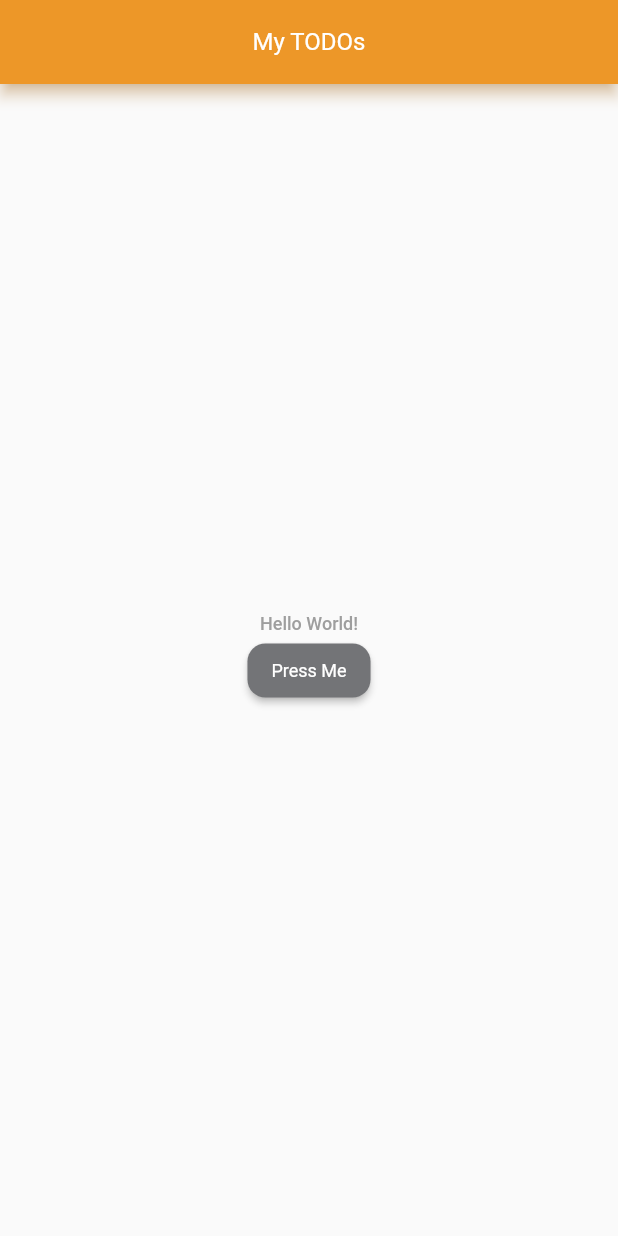
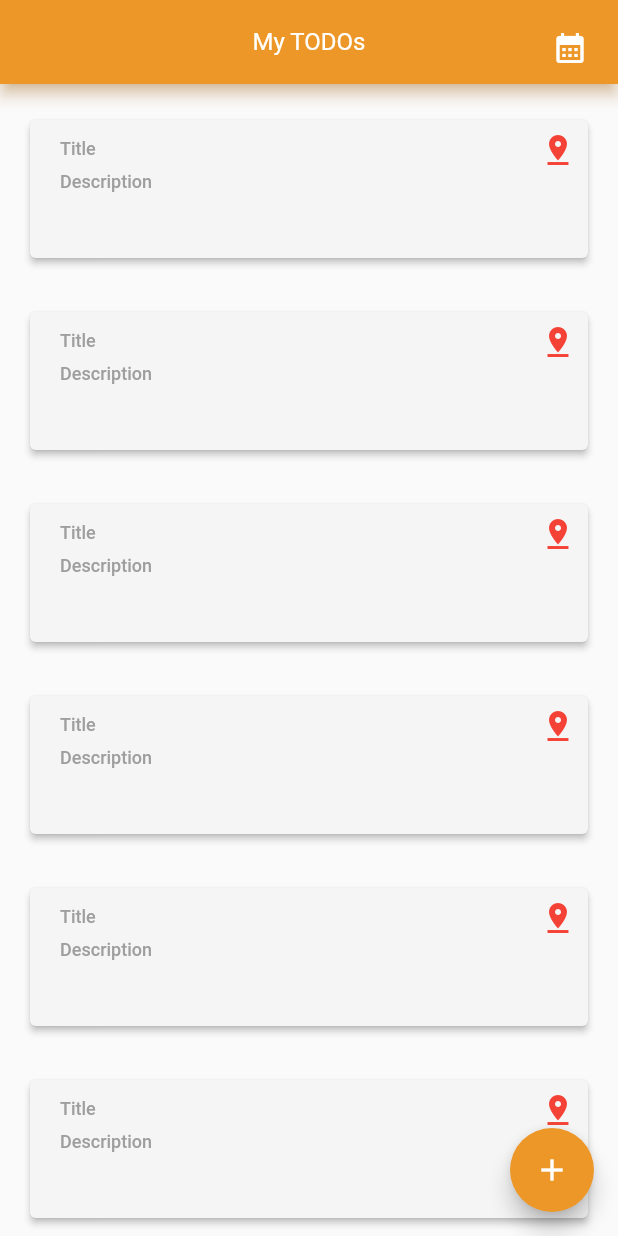
Before and after one commit to dilumdesilva/CLEAN-architecture-demo, a Flutter app: the screen it shows after launch, on a phone screen of 412 x 824 dp. Run offline on Flutter 3.47's test engine with Material 2 defaults, Android fonts, the phone set to English and light mode, and no system bars; our stand-ins replace firebase_core; accounts and stored records are empty; Roboto replaces fonts that are missing (Montserrat).

Commit message:
chore: todo UI with mock data

```diff
--- a/lib/main.dart
+++ b/lib/main.dart
@@ -1,4 +1,5 @@
 import 'package:clean_architecture_demo/presentation/resources/theme_manager.dart';
+import 'package:clean_architecture_demo/presentation/resources/todo_cards/todo_cards.screen.dart';
 import 'package:flutter/material.dart';
 import 'package:firebase_core/firebase_core.dart';
 import 'firebase_options.dart';
@@ -20,22 +21,7 @@ class MainApp extends StatelessWidget {
   Widget build(BuildContext context) {
     return MaterialApp(
       debugShowCheckedModeBanner: false,
-      home: Scaffold(
-        appBar: AppBar(
-          title: const Text('My TODOs'),
-        ),
-        body: Center(
-          child: Column(
-            mainAxisAlignment: MainAxisAlignment.center,
-            crossAxisAlignment: CrossAxisAlignment.center,
-            children: [
-              const Text('Hello World!'),
-              ElevatedButton(
-                  onPressed: () => {}, child: const Text('Press Me')),
-            ],
-          ),
-        ),
-      ),
+      home: const TodoCardsSecreen(),
       theme: getApplicationTheme(),
     );
   }
--- a/lib/presentation/resources/theme_manager.dart
+++ b/lib/presentation/resources/theme_manager.dart
@@ -44,7 +44,6 @@ ThemeData getApplicationTheme() {
         bodySmall: getRegularStyle(color: ColorManager.grey1),
         bodyLarge: getRegularStyle(color: ColorManager.grey)),
 
-
     //Elevated button theme
     elevatedButtonTheme: ElevatedButtonThemeData(
         style: ElevatedButton.styleFrom(
@@ -52,5 +51,11 @@ ThemeData getApplicationTheme() {
             backgroundColor: ColorManager.grey,
             shape: RoundedRectangleBorder(
                 borderRadius: BorderRadius.circular(AppSize.s12)))),
+
+    floatingActionButtonTheme: FloatingActionButtonThemeData(
+        backgroundColor: ColorManager.primary,
+        foregroundColor: ColorManager.white,
+        shape: RoundedRectangleBorder(
+            borderRadius: BorderRadius.circular(AppSize.s120))),
   );
 }
--- /dev/null
+++ b/lib/presentation/resources/todo_cards/todo_cards.screen.dart
@@ -0,0 +1,118 @@
+import 'package:clean_architecture_demo/presentation/resources/values_manager.dart';
+import 'package:flutter/material.dart';
+
+class TodoCardsSecreen extends StatefulWidget {
+  const TodoCardsSecreen({
+    Key? key,
+  }) : super(key: key);
+
+  @override
+  State<StatefulWidget> createState() => _TodoCardsSecreenState();
+}
+
+class _TodoCardsSecreenState extends State<TodoCardsSecreen> {
+  int mockNumberOfCards = 10;
+
+  @override
+  void initState() {
+    super.initState();
+  }
+
+  @override
+  void didChangeDependencies() {
+    //TODO: Initialize the localisation here
+    super.didChangeDependencies();
+  }
+
+  @override
+  Widget build(BuildContext context) {
+    return Scaffold(
+        appBar: AppBar(
+          title: const Text('My TODOs'),
+          actions: [
+            _buildCalendarAppBarButton(),
+          ],
+        ),
+        body: _buildBody(),
+        floatingActionButton: FloatingActionButton(
+            onPressed: () {
+              //TODO: build the navigation to next screen
+            },
+            child: const Icon(Icons.add)));
+  }
+
+  Widget _buildCalendarAppBarButton() {
+    return Padding(
+      padding: const EdgeInsets.all(AppPadding.p20),
+      child: InkWell(
+        onTap: () => {
+          //TODO: navigate to calendar screen
+          print('Calendar button tapped'),
+        },
+        child: const Icon(
+          Icons.calendar_month,
+        ),
+      ),
+    );
+  }
+
+  Widget _buildBody() {
+    return LayoutBuilder(builder: (context, dimens) {
+      return ListView.builder(
+        itemCount: mockNumberOfCards,
+        itemBuilder: (context, index) {
+          return Padding(
+            padding: const EdgeInsets.only(bottom: 8.0),
+            child: _buildCard(),
+          );
+        },
+      );
+    });
+  }
+
+  Widget _buildCard() {
+    return Padding(
+      padding: const EdgeInsets.only(top: 20.0, left: 16.0, right: 16.0),
+      child: Dismissible(
+        key: const Key('card'), //TODO: replace with snapshot id
+        child: Card(
+            elevation: 2,
+            color: Colors.grey.shade100,
+            child: Row(
+              mainAxisAlignment: MainAxisAlignment.spaceBetween,
+              crossAxisAlignment: CrossAxisAlignment.start,
+              children: [
+                const Padding(
+                  padding: EdgeInsets.only(top: 12.0, left: 20.0, right: 20.0),
+                  child: SizedBox(
+                    height: 80,
+                    child: Column(
+                      crossAxisAlignment: CrossAxisAlignment.start,
+                      children: [
+                        Text('Title'),
+                        SizedBox(height: 8),
+                        Text('Description'),
+                      ],
+                    ),
+                  ),
+                ),
+                Padding(
+                  padding: const EdgeInsets.only(right: 8, top: 8),
+                  child: InkWell(
+                    onLongPress: () => {
+                      //TODO: show toast
+                      //Pin the card to top
+                    },
+                    child: const Icon(
+                      Icons.pin_drop,
+                      size: 24,
+                      color: Colors.red,
+                    ),
+                  ),
+                ),
+              ],
+            )),
+      ),
+    );
+  }
+}
--- /dev/null
+++ b/lib/presentation/resources/utils/constants.dart
@@ -0,0 +1,2 @@
+/// The value we use to distinguish between a tablet and a phone.
+const double tabletBreakpoint = 720;
```
Also changed, not shown: 1 other file.
